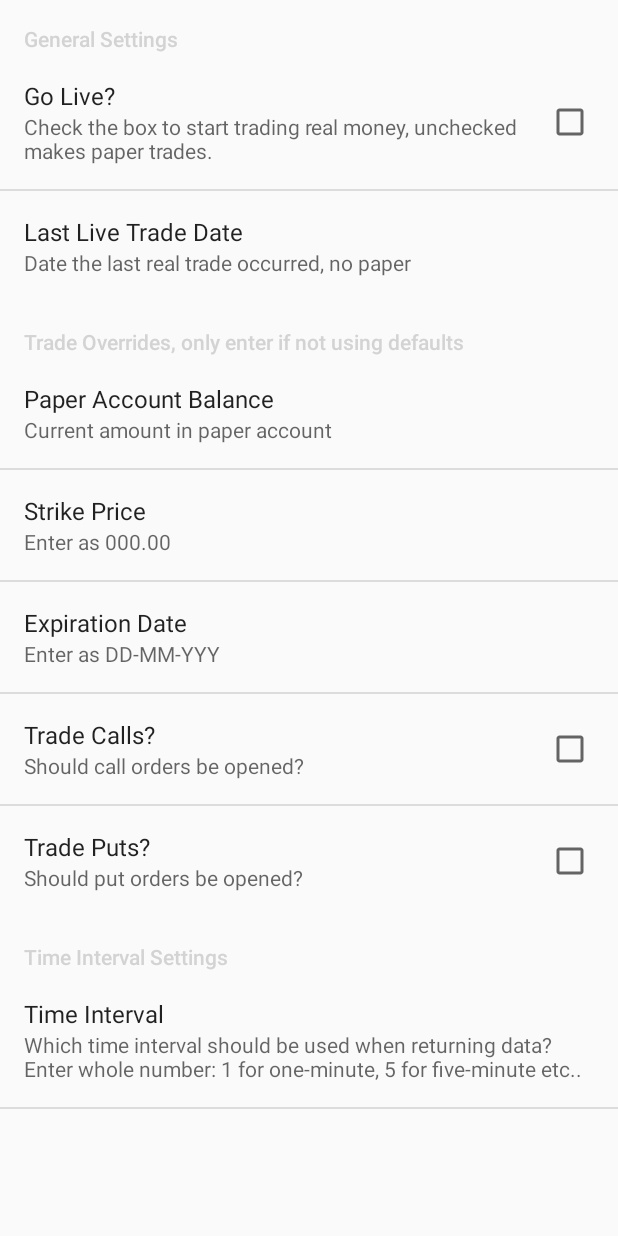
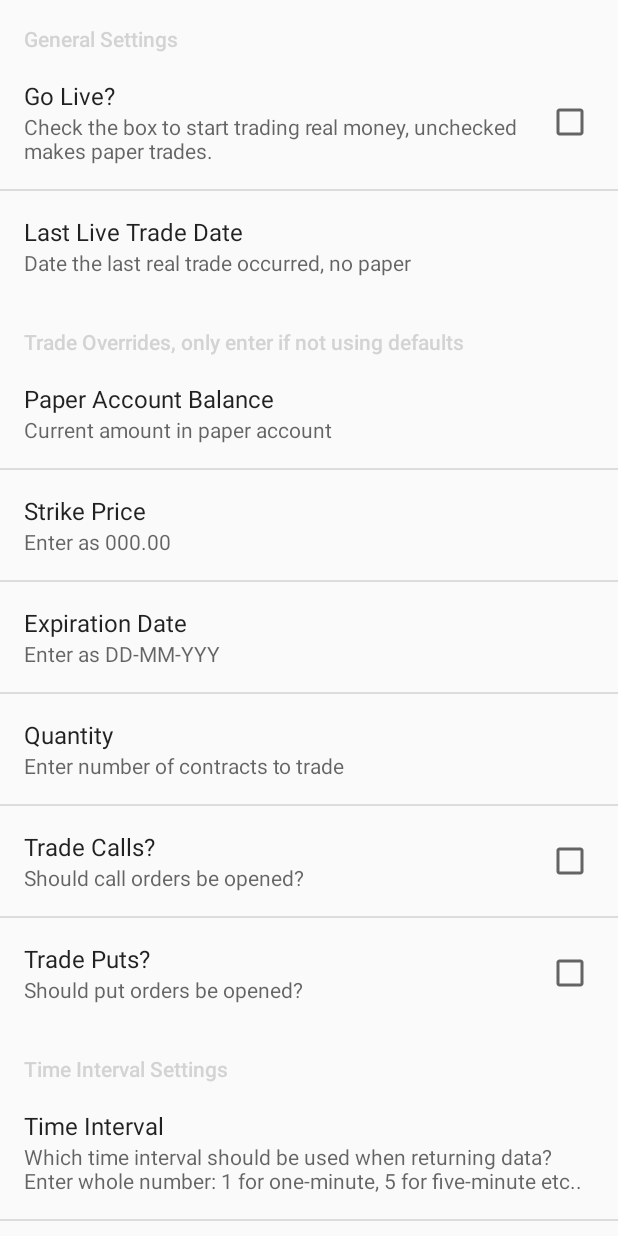
Before and after one commit to mikemey01/Markets, an Android app: the PrefsActivity screen opened directly, with no data from a screen before it, on a phone screen of 412 x 824 dp. Run offline under Robolectric (Android 15) with nearby library versions, the phone set to English and light mode, and no system bars.

Commit message:
adding quantity to preferences

```diff
--- a/app/src/main/res/xml/preferences.xml
+++ b/app/src/main/res/xml/preferences.xml
@@ -41,6 +41,12 @@
             android:summary="Enter as DD-MM-YYY">
         </EditTextPreference>
 
+        <EditTextPreference
+            android:title="Quantity"
+            android:key="quantity"
+            android:summary="Enter number of contracts to trade">
+        </EditTextPreference>
+
         <CheckBoxPreference
             android:title="Trade Calls?"
             android:key="tradeCalls"
```
